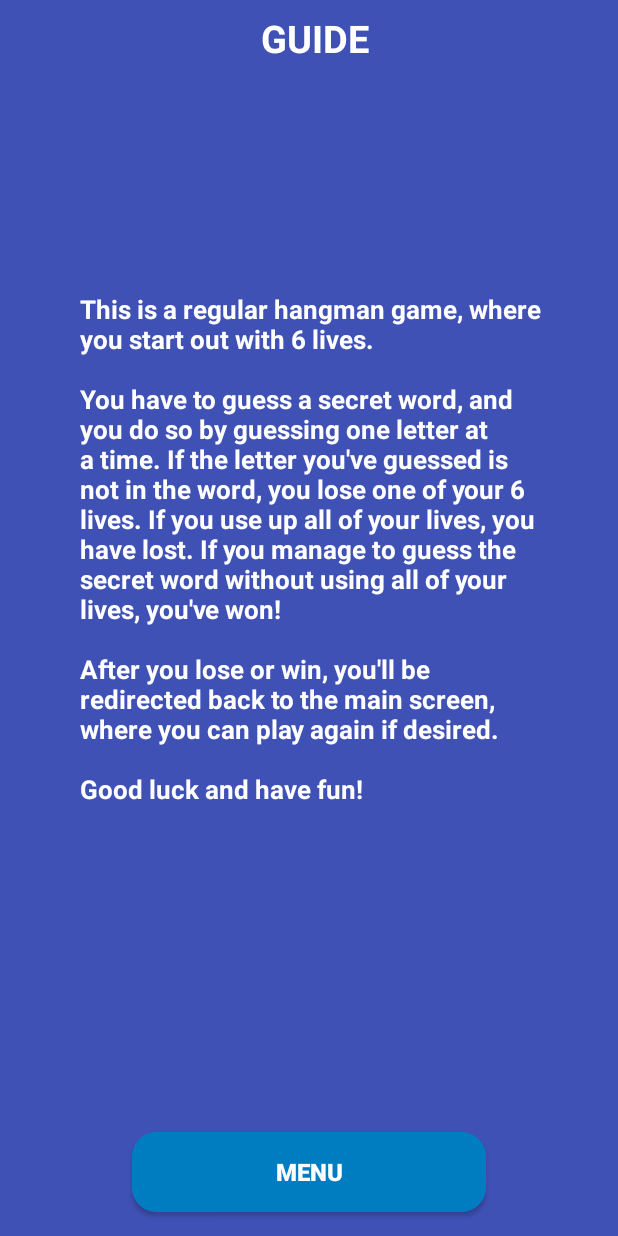
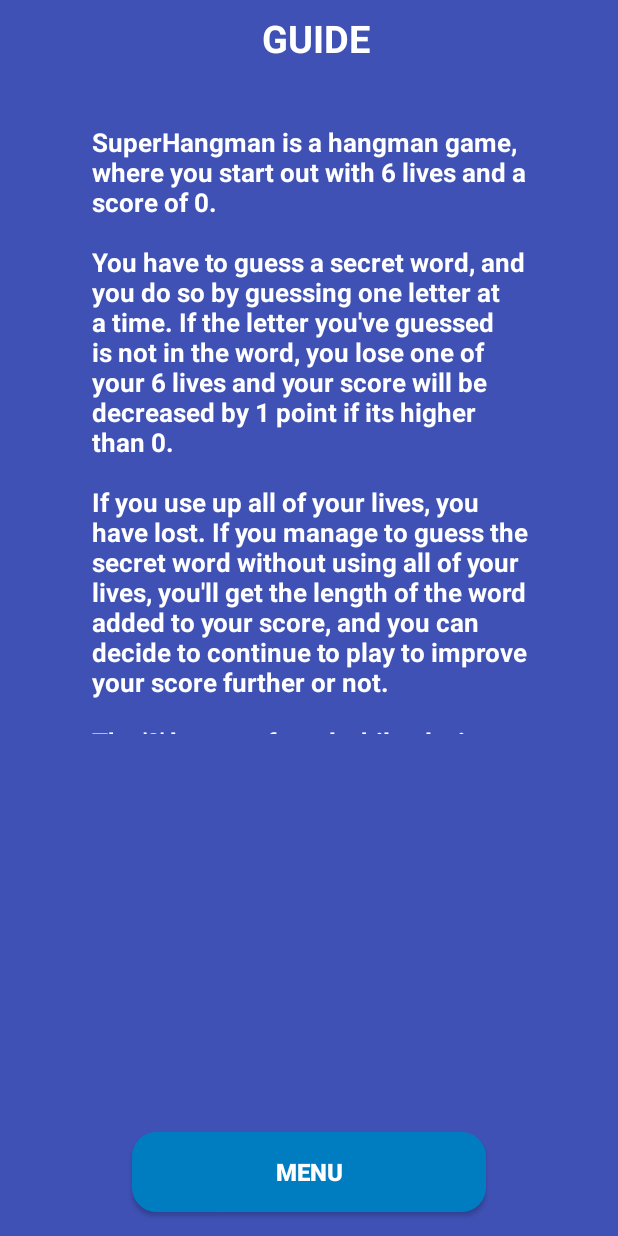
Before and after one commit to Gr16-DistributedSystems-DTU-2018/DistributedHangmanAndroid, an Android app: the GuideActivity screen opened directly, with no data from a screen before it, on a phone screen of 412 x 824 dp. Run offline under Robolectric (Android 15) with nearby library versions, the phone set to English and light mode, and no system bars.

Commit message:
Cleanup, small adjustments.

```diff
--- a/app/src/main/java/io/inabsentia/superhangman/main/FinishActivity.java
+++ b/app/src/main/java/io/inabsentia/superhangman/main/FinishActivity.java
@@ -9,12 +9,15 @@ import android.widget.ImageView;
 import android.widget.TextView;
 
 import io.inabsentia.superhangman.R;
+import io.inabsentia.superhangman.utils.Utils;
 
 public class FinishActivity extends AppCompatActivity implements View.OnClickListener {
 
     private TextView tvStatus, tvBodyStatus;
     private ImageView smileyImage;
     private Button btnContinue, btnMenu;
+
+    private final Utils utils = Utils.getInstance();
 
     @Override
     protected void onCreate(Bundle savedInstanceState) {
@@ -76,6 +79,7 @@ public class FinishActivity extends AppCompatActivity implements View.OnClickLis
                 startActivity(intentPlay);
                 break;
             case R.id.btn_finish_menu:
+                utils.createScoreAndReset(getApplicationContext());
                 Intent intentMenu = new Intent(this, MenuActivity.class);
                 startActivity(intentMenu);
                 break;
--- a/app/src/main/java/io/inabsentia/superhangman/main/GameActivity.java
+++ b/app/src/main/java/io/inabsentia/superhangman/main/GameActivity.java
@@ -145,11 +145,6 @@ public class GameActivity extends AppCompatActivity implements View.OnClickListe
         intentFinish.putExtra("secret_word", logic.getSecretWord());
         intentFinish.putExtra("round_count", logic.getRounds());
 
-        if (!isWon) {
-            calculateTimeUsed();
-            utils.createScoreAndReset(getApplicationContext());
-        }
-
         startActivity(intentFinish);
     }
 
@@ -157,20 +152,14 @@ public class GameActivity extends AppCompatActivity implements View.OnClickListe
     public void onClick(View view) {
         int id = view.getId();
         if (id == R.id.btn_game_menu) {
-            //
+
             calculateTimeUsed();
             utils.createScoreAndReset(getApplicationContext());
-            //
+
             Intent intentMenu = new Intent(this, MenuActivity.class);
             startActivity(intentMenu);
         } else if (id == R.id.btn_hint_1 || id == R.id.btn_hint_2) {
-            logic.giveHint();
-            updateDisplay();
-            /* Check whether the game is lost or not */
-            if (logic.isLost()) fireFinishActivity(false);
-            /* Check whether the game is won or not */
-            if (logic.isWon()) fireFinishActivity(true);
-            view.setVisibility(View.INVISIBLE);
+            giveHint(view);
         } else {
             Log.d("btnClick", ((Button) view).getText().toString().toLowerCase());
             guess(((Button) view).getText().toString().toLowerCase().charAt(0));
@@ -183,6 +172,20 @@ public class GameActivity extends AppCompatActivity implements View.OnClickListe
         logic.setTimeUsed(secondsElapsed + logic.getTimeUsed());
     }
 
+    private void giveHint(View view) {
+        logic.giveHint();
+
+        updateDisplay();
+
+        /* Check whether the game is lost or not */
+        if (logic.isLost()) fireFinishActivity(false);
+
+        /* Check whether the game is won or not */
+        if (logic.isWon()) fireFinishActivity(true);
+
+        view.setVisibility(View.INVISIBLE);
+    }
+
     /*
      * Disables back button.
      */
--- a/app/src/main/java/io/inabsentia/superhangman/main/MenuActivity.java
+++ b/app/src/main/java/io/inabsentia/superhangman/main/MenuActivity.java
@@ -8,6 +8,7 @@ import android.view.View;
 import android.widget.Button;
 import android.widget.ImageView;
 import android.widget.TextView;
+import android.widget.Toast;
 
 import java.util.Random;
 
@@ -91,8 +92,9 @@ public class MenuActivity extends AppCompatActivity implements View.OnClickListe
                 break;
             case R.id.btn_match_history:
                 welcomeImage.setRotation(0);
-                Intent intentMatchHistory = new Intent(this, MatchHistoryActivity.class);
-                startActivity(intentMatchHistory);
+                Toast.makeText(getApplicationContext(), R.string.not_implemented, Toast.LENGTH_SHORT).show();
+                //Intent intentMatchHistory = new Intent(this, MatchHistoryActivity.class);
+                //startActivity(intentMatchHistory);
                 break;
             case R.id.btn_high_scores:
                 welcomeImage.setRotation(0);
@@ -101,8 +103,9 @@ public class MenuActivity extends AppCompatActivity implements View.OnClickListe
                 break;
             case R.id.btn_settings:
                 welcomeImage.setRotation(0);
-                Intent intentSettings = new Intent(this, SettingsActivity.class);
-                startActivity(intentSettings);
+                Toast.makeText(getApplicationContext(), R.string.not_implemented, Toast.LENGTH_SHORT).show();
+                //Intent intentSettings = new Intent(this, SettingsActivity.class);
+                //startActivity(intentSettings);
                 break;
             case R.id.btn_guide:
                 welcomeImage.setRotation(0);
--- a/app/src/main/java/io/inabsentia/superhangman/utils/Utils.java
+++ b/app/src/main/java/io/inabsentia/superhangman/utils/Utils.java
@@ -10,10 +10,11 @@ import io.inabsentia.superhangman.logic.GameLogic;
 public class Utils {
 
     private static Utils instance;
+
+    public final boolean MUSIC_ENABLED = false;
+
     private final GameLogic logic = GameLogic.getInstance();
     private final IHighScoreDAO highScoreDAO = HighScoreDAO.getInstance();
-
-    public final boolean MUSIC_ENABLED = false;
 
     private Utils() {
 
--- a/app/src/main/res/layout/activity_guide.xml
+++ b/app/src/main/res/layout/activity_guide.xml
@@ -12,8 +12,6 @@
         android:layout_width="236dp"
         android:layout_height="53dp"
         android:layout_marginBottom="16dp"
-        android:layout_marginLeft="0dp"
-        android:layout_marginRight="0dp"
         android:background="@drawable/button_bg_rounded_corners"
         android:text="@string/btn_menu_label"
         android:textSize="16sp"
@@ -24,26 +22,7 @@
         />
 
     <TextView
-        android:id="@+id/guide_text"
-        android:layout_width="307dp"
-        android:layout_height="422dp"
-        android:layout_marginBottom="81dp"
-        android:layout_marginEnd="8dp"
-        android:layout_marginLeft="0dp"
-        android:layout_marginRight="0dp"
-        android:layout_marginStart="8dp"
-        android:layout_marginTop="15dp"
-        android:text="@string/guide_body_label"
-        android:textColor="@color/textColor"
-        android:textSize="17sp"
-        android:textStyle="bold"
-        app:layout_constraintBottom_toBottomOf="parent"
-        app:layout_constraintHorizontal_bias="0.515"
-        app:layout_constraintLeft_toLeftOf="parent"
-        app:layout_constraintRight_toRightOf="parent"
-        app:layout_constraintTop_toBottomOf="@+id/textView"/>
-
-    <TextView
+        android:id="@+id/guide_title"
         android:layout_width="142dp"
         android:layout_height="44dp"
         android:layout_marginEnd="8dp"
@@ -56,10 +35,49 @@
         android:textColor="@color/textColor"
         android:textSize="25sp"
         android:textStyle="bold"
+        app:layout_constraintHorizontal_bias="0.519"
         app:layout_constraintLeft_toLeftOf="parent"
         app:layout_constraintRight_toRightOf="parent"
-        app:layout_constraintTop_toTopOf="parent"
-        android:id="@+id/textView"
-        app:layout_constraintHorizontal_bias="0.518"/>
+        app:layout_constraintTop_toTopOf="parent"/>
+
+    <ScrollView
+        android:id="@+id/guide_scroll_view"
+        android:layout_width="307dp"
+        android:layout_height="422dp"
+        android:layout_marginLeft="8dp"
+        android:layout_marginRight="8dp"
+        android:layout_marginTop="15dp"
+        android:scrollbars="none"
+        app:layout_constraintHorizontal_bias="0.513"
+        app:layout_constraintLeft_toLeftOf="parent"
+        app:layout_constraintRight_toRightOf="parent"
+        app:layout_constraintTop_toBottomOf="@+id/guide_title">
+
+        <LinearLayout
+            android:layout_width="match_parent"
+            android:layout_height="wrap_content"
+            android:orientation="vertical">
+
+            <TextView
+                android:id="@+id/guide_text"
+                android:layout_width="match_parent"
+                android:layout_height="match_parent"
+                android:layout_marginBottom="81dp"
+                android:layout_marginEnd="8dp"
+                android:layout_marginLeft="8dp"
+                android:layout_marginRight="8dp"
+                android:layout_marginStart="8dp"
+                android:layout_marginTop="15dp"
+                android:text="@string/guide_body_label"
+                android:textColor="@color/textColor"
+                android:textSize="17sp"
+                android:textStyle="bold"
+                app:layout_constraintBottom_toBottomOf="parent"
+                app:layout_constraintHorizontal_bias="0.515"
+                app:layout_constraintLeft_toLeftOf="parent"
+                app:layout_constraintRight_toRightOf="parent"
+                app:layout_constraintTop_toBottomOf="@+id/guide_title"/>
+        </LinearLayout>
+    </ScrollView>
 
 </android.support.constraint.ConstraintLayout>
--- a/app/src/main/res/layout/activity_highscore.xml
+++ b/app/src/main/res/layout/activity_highscore.xml
@@ -67,6 +67,7 @@
         android:layout_marginLeft="0dp"
         android:layout_marginRight="0dp"
         android:layout_marginTop="15dp"
+        android:scrollbars="none"
         app:layout_constraintBottom_toTopOf="@+id/btn_high_score_menu"
         app:layout_constraintHorizontal_bias="0.509"
         app:layout_constraintLeft_toLeftOf="parent"
--- a/app/src/main/res/values/strings.xml
+++ b/app/src/main/res/values/strings.xml
@@ -56,7 +56,7 @@
 
     <!-- GuideActivity strings -->
     <string name="guide_title_label">GUIDE</string>
-    <string name="guide_body_label">This is a regular hangman game, where you start out with 6 lives.\n\nYou have to guess a secret word, and you do so by guessing one letter at a time. If the letter you\'ve guessed is not in the word, you lose one of your 6 lives. If you use up all of your lives, you have lost. If you manage to guess the secret word without using all of your lives, you\'ve won!\n\nAfter you lose or win, you\'ll be redirected back to the main screen, where you can play again if desired.\n\nGood luck and have fun!</string>
+    <string name="guide_body_label">SuperHangman is a hangman game, where you start out with 6 lives and a score of 0.\n\nYou have to guess a secret word, and you do so by guessing one letter at a time. If the letter you\'ve guessed is not in the word, you lose one of your 6 lives and your score will be decreased by 1 point if its higher than 0.\n\nIf you use up all of your lives, you have lost. If you manage to guess the secret word without using all of your lives, you\'ll get the length of the word added to your score, and you can decide to continue to play to improve your score further or not.\n\nThe \'?\' buttons found while playing the game are hint buttons. They will give you the next letter in the word, by the cost of 1 score point.\n\nGood luck and have fun!</string>
 
     <!-- HighScoreActivity strings -->
     <string name="high_score_title_label">HIGH SCORES</string>
```
